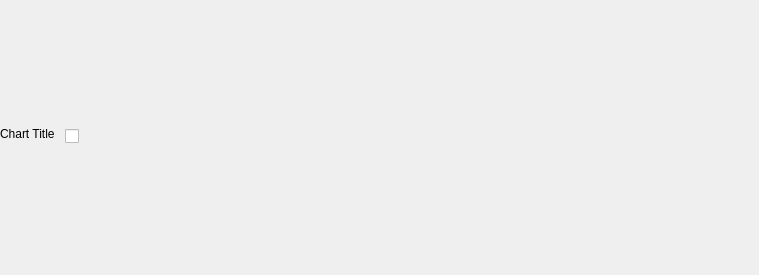
Before: the Qt Designer form shared/nexis/Pages/Resources/history_chart.ui in s4solutionsllc/Nexis, drawn with Qt 5.
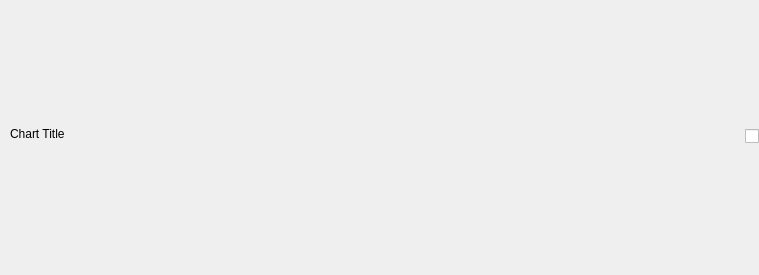
After: the same form once the commit is applied.

Commit message: feat(resources): DS §2/§3 elevated cards for CPU/GPU/Disk R/W charts (SSO-13731)

Diff of the .ui file:
```diff
--- a/shared/nexis/Pages/Resources/history_chart.ui
+++ b/shared/nexis/Pages/Resources/history_chart.ui
@@ -44,29 +44,26 @@
    <property name="verticalSpacing">
     <number>0</number>
    </property>
-   <item row="0" column="1">
-    <widget class="QCheckBox" name="checkHistoryTitle">
-     <property name="cursor">
-      <cursorShape>PointingHandCursor</cursorShape>
+   <item row="0" column="0" alignment="Qt::AlignLeft|Qt::AlignVCenter">
+    <widget class="QFrame" name="sectionHeaderAccent">
+     <property name="sizePolicy">
+      <sizepolicy hsizetype="Fixed" vsizetype="Expanding">
+       <horstretch>0</horstretch>
+       <verstretch>0</verstretch>
+      </sizepolicy>
      </property>
      <property name="focusPolicy">
       <enum>Qt::NoFocus</enum>
      </property>
-     <property name="layoutDirection">
-      <enum>Qt::LeftToRight</enum>
-     </property>
-     <property name="styleSheet">
-      <string notr="true"/>
-     </property>
-     <property name="text">
-      <string notr="true"/>
+     <property name="frameShape">
+      <enum>QFrame::NoFrame</enum>
      </property>
     </widget>
    </item>
-   <item row="0" column="0" alignment="Qt::AlignLeft|Qt::AlignTop">
+   <item row="0" column="1" alignment="Qt::AlignLeft|Qt::AlignTop">
     <widget class="QLabel" name="lblHistoryTitle">
      <property name="sizePolicy">
-      <sizepolicy hsizetype="Expanding" vsizetype="Preferred">
+      <sizepolicy hsizetype="Preferred" vsizetype="Preferred">
        <horstretch>0</horstretch>
        <verstretch>0</verstretch>
       </sizepolicy>
@@ -92,6 +89,25 @@
      </property>
     </spacer>
    </item>
+   <item row="0" column="3">
+    <widget class="QCheckBox" name="checkHistoryTitle">
+     <property name="cursor">
+      <cursorShape>PointingHandCursor</cursorShape>
+     </property>
+     <property name="focusPolicy">
+      <enum>Qt::NoFocus</enum>
+     </property>
+     <property name="layoutDirection">
+      <enum>Qt::LeftToRight</enum>
+     </property>
+     <property name="styleSheet">
+      <string notr="true"/>
+     </property>
+     <property name="text">
+      <string notr="true"/>
+     </property>
+    </widget>
+   </item>
   </layout>
  </widget>
  <resources/>
```
Left out of the diff: 4 changed lines with no effect on the pictures. The commit also changes 5 other files.
